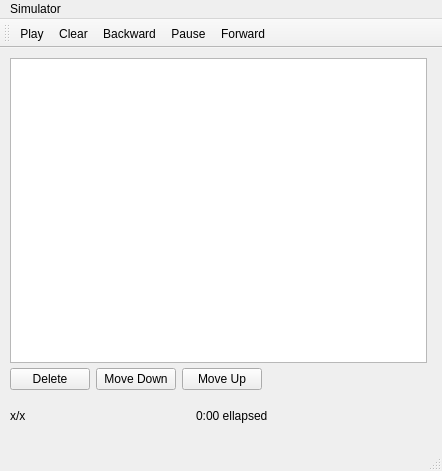
Old version of the form BobRoss/CommandWindow.ui in the repository dongbu/painterRHIT.
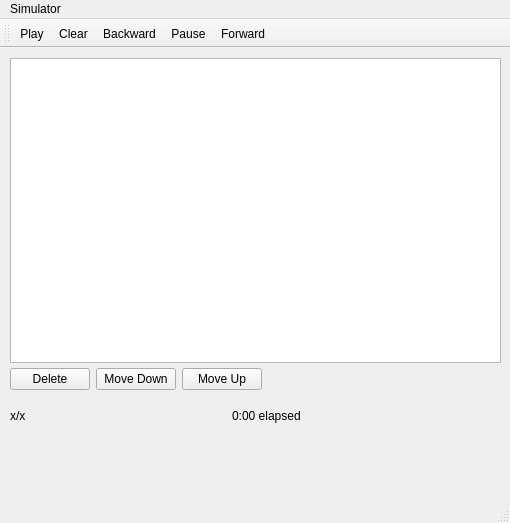
New version of the form. Icons and pictures are not drawn.

Commit message: Finished CommandWindow TODO's.  Left: 	-Sketchpad TODO's. 	-RunLogic TODO. 	-Zach's stuff.

```diff
--- a/BobRoss/CommandWindow.ui
+++ b/BobRoss/CommandWindow.ui
@@ -6,8 +6,8 @@
    <rect>
     <x>0</x>
     <y>0</y>
-    <width>442</width>
-    <height>471</height>
+    <width>510</width>
+    <height>523</height>
    </rect>
   </property>
   <property name="windowTitle">
@@ -19,7 +19,7 @@
      <rect>
       <x>10</x>
       <y>320</y>
-      <width>421</width>
+      <width>491</width>
       <height>67</height>
      </rect>
     </property>
@@ -87,7 +87,7 @@
        <item>
         <widget class="QLabel" name="TimeEllapsed">
          <property name="text">
-          <string>0:00 ellapsed</string>
+          <string>0:00 elapsed</string>
          </property>
         </widget>
        </item>
@@ -113,7 +113,7 @@
      <rect>
       <x>10</x>
       <y>10</y>
-      <width>417</width>
+      <width>491</width>
       <height>305</height>
      </rect>
     </property>
@@ -127,7 +127,7 @@
     <rect>
      <x>0</x>
      <y>0</y>
-     <width>442</width>
+     <width>510</width>
      <height>26</height>
     </rect>
    </property>
```
Left out of the diff: 3 changed lines with no effect on the pictures. The commit also changes 9 other files.
